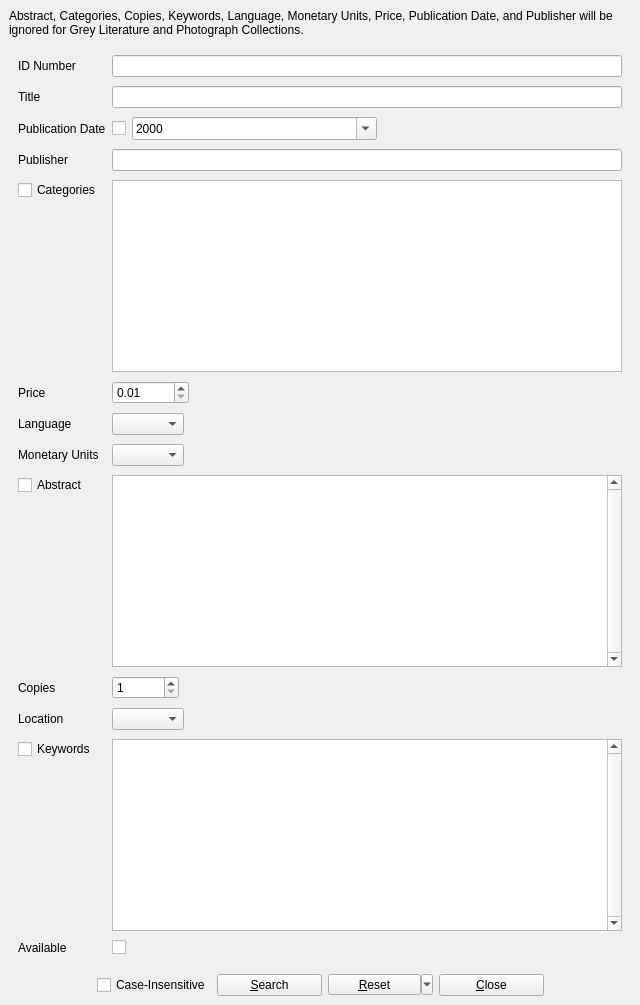
Old version of the form UI/biblioteq_allinfo.ui in the repository textbrowser/biblioteq.
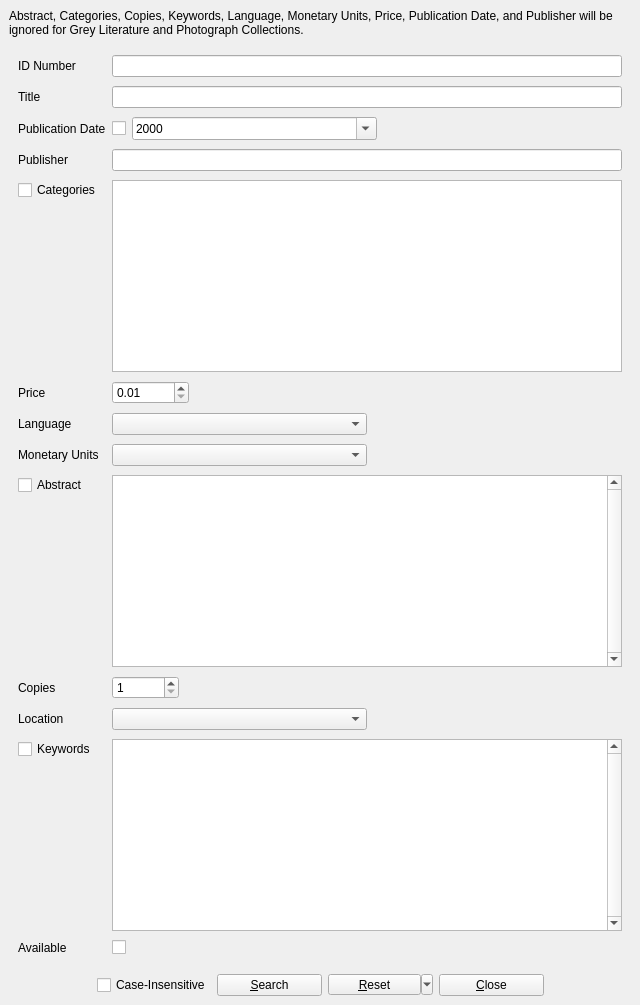
New version of the form. Icons and pictures are not drawn.

Diff of the .ui file:
```diff
--- a/UI/biblioteq_allinfo.ui
+++ b/UI/biblioteq_allinfo.ui
@@ -43,7 +43,7 @@
          <x>0</x>
          <y>0</y>
          <width>622</width>
-         <height>907</height>
+         <height>905</height>
         </rect>
        </property>
        <layout class="QVBoxLayout" name="verticalLayout">
@@ -56,6 +56,9 @@
         <item>
          <widget class="QFrame" name="frame">
           <layout class="QFormLayout" name="formLayout">
+           <property name="fieldGrowthPolicy">
+            <enum>QFormLayout::AllNonFixedFieldsGrow</enum>
+           </property>
            <item row="0" column="0">
             <widget class="QLabel" name="label">
              <property name="text">
@@ -136,6 +139,16 @@
            <item row="3" column="1">
             <widget class="QLineEdit" name="publisher"/>
            </item>
+           <item row="4" column="0">
+            <widget class="QCheckBox" name="categories_checkbox">
+             <property name="toolTip">
+              <string>&lt;html&gt;&lt;head/&gt;&lt;body&gt;&lt;p&gt;If checked, an OR-query is generated from the provided tokens. Please separate the tokens using space characters.&lt;/p&gt;&lt;/body&gt;&lt;/html&gt;</string>
+             </property>
+             <property name="text">
+              <string>Categories</string>
+             </property>
+            </widget>
+           </item>
            <item row="4" column="1">
             <widget class="QTextEdit" name="category">
              <property name="tabChangesFocus">
@@ -186,12 +199,18 @@
             <layout class="QGridLayout">
              <item row="0" column="0">
               <widget class="QComboBox" name="language">
+               <property name="sizePolicy">
+                <sizepolicy hsizetype="Expanding" vsizetype="Fixed">
+                 <horstretch>0</horstretch>
+                 <verstretch>0</verstretch>
+                </sizepolicy>
+               </property>
                <property name="sizeAdjustPolicy">
                 <enum>QComboBox::AdjustToContents</enum>
                </property>
               </widget>
              </item>
-             <item row="0" column="1">
+             <item row="0" column="2">
               <spacer>
                <property name="orientation">
                 <enum>Qt::Horizontal</enum>
@@ -213,16 +232,13 @@
              </property>
             </widget>
            </item>
-           <item row="7" column="1">
-            <widget class="QComboBox" name="monetary_units">
-             <property name="sizePolicy">
-              <sizepolicy hsizetype="Fixed" vsizetype="Fixed">
-               <horstretch>0</horstretch>
-               <verstretch>0</verstretch>
-              </sizepolicy>
+           <item row="8" column="0">
+            <widget class="QCheckBox" name="abstract_checkbox">
+             <property name="toolTip">
+              <string>&lt;html&gt;&lt;head/&gt;&lt;body&gt;&lt;p&gt;If checked, an OR-query is generated from the provided tokens. Please separate the tokens using space characters.&lt;/p&gt;&lt;/body&gt;&lt;/html&gt;</string>
              </property>
-             <property name="sizeAdjustPolicy">
-              <enum>QComboBox::AdjustToContents</enum>
+             <property name="text">
+              <string>Abstract</string>
              </property>
             </widget>
            </item>
@@ -287,6 +303,12 @@
             <layout class="QHBoxLayout">
              <item>
               <widget class="QComboBox" name="location">
+               <property name="sizePolicy">
+                <sizepolicy hsizetype="Expanding" vsizetype="Fixed">
+                 <horstretch>0</horstretch>
+                 <verstretch>0</verstretch>
+                </sizepolicy>
+               </property>
                <property name="sizeAdjustPolicy">
                 <enum>QComboBox::AdjustToContents</enum>
                </property>
@@ -307,6 +329,16 @@
              </item>
             </layout>
            </item>
+           <item row="11" column="0">
+            <widget class="QCheckBox" name="keywords_checkbox">
+             <property name="toolTip">
+              <string>&lt;html&gt;&lt;head/&gt;&lt;body&gt;&lt;p&gt;If checked, an OR-query is generated from the provided tokens. Please separate the tokens using space characters.&lt;/p&gt;&lt;/body&gt;&lt;/html&gt;</string>
+             </property>
+             <property name="text">
+              <string>Keywords</string>
+             </property>
+            </widget>
+           </item>
            <item row="11" column="1">
             <widget class="QTextEdit" name="keyword">
              <property name="verticalScrollBarPolicy">
@@ -330,35 +362,35 @@
            <item row="12" column="1">
             <widget class="QCheckBox" name="available"/>
            </item>
-           <item row="4" column="0">
-            <widget class="QCheckBox" name="categories_checkbox">
-             <property name="toolTip">
-              <string>&lt;html&gt;&lt;head/&gt;&lt;body&gt;&lt;p&gt;If checked, an OR-query is generated from the provided tokens. Please separate the tokens using space characters.&lt;/p&gt;&lt;/body&gt;&lt;/html&gt;</string>
-             </property>
-             <property name="text">
-              <string>Categories</string>
-             </property>
-            </widget>
-           </item>
-           <item row="8" column="0">
-            <widget class="QCheckBox" name="abstract_checkbox">
-             <property name="toolTip">
-              <string>&lt;html&gt;&lt;head/&gt;&lt;body&gt;&lt;p&gt;If checked, an OR-query is generated from the provided tokens. Please separate the tokens using space characters.&lt;/p&gt;&lt;/body&gt;&lt;/html&gt;</string>
-             </property>
-             <property name="text">
-              <string>Abstract</string>
-             </property>
-            </widget>
-           </item>
-           <item row="11" column="0">
-            <widget class="QCheckBox" name="keywords_checkbox">
-             <property name="toolTip">
-              <string>&lt;html&gt;&lt;head/&gt;&lt;body&gt;&lt;p&gt;If checked, an OR-query is generated from the provided tokens. Please separate the tokens using space characters.&lt;/p&gt;&lt;/body&gt;&lt;/html&gt;</string>
-             </property>
-             <property name="text">
-              <string>Keywords</string>
-             </property>
-            </widget>
+           <item row="7" column="1">
+            <layout class="QHBoxLayout" name="horizontalLayout_2">
+             <item>
+              <widget class="QComboBox" name="monetary_units">
+               <property name="sizePolicy">
+                <sizepolicy hsizetype="Expanding" vsizetype="Fixed">
+                 <horstretch>0</horstretch>
+                 <verstretch>0</verstretch>
+                </sizepolicy>
+               </property>
+               <property name="sizeAdjustPolicy">
+                <enum>QComboBox::AdjustToContents</enum>
+               </property>
+              </widget>
+             </item>
+             <item>
+              <spacer name="horizontalSpacer">
+               <property name="orientation">
+                <enum>Qt::Horizontal</enum>
+               </property>
+               <property name="sizeHint" stdset="0">
+                <size>
+                 <width>40</width>
+                 <height>20</height>
+                </size>
+               </property>
+              </spacer>
+             </item>
+            </layout>
            </item>
           </layout>
          </widget>
```
